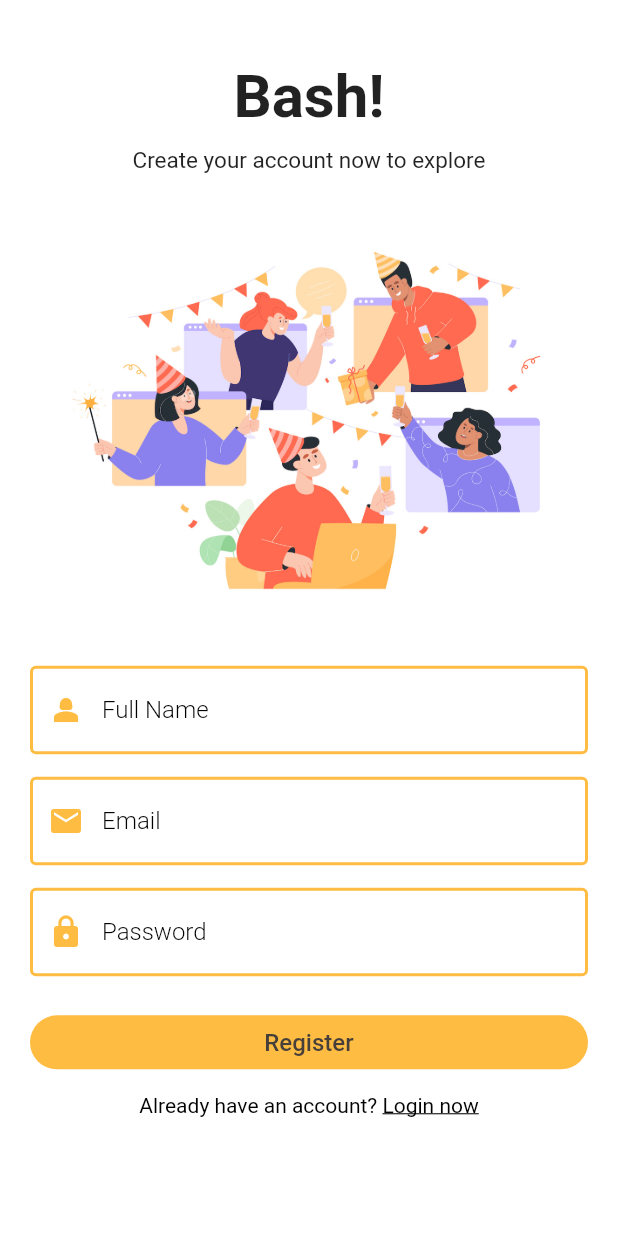
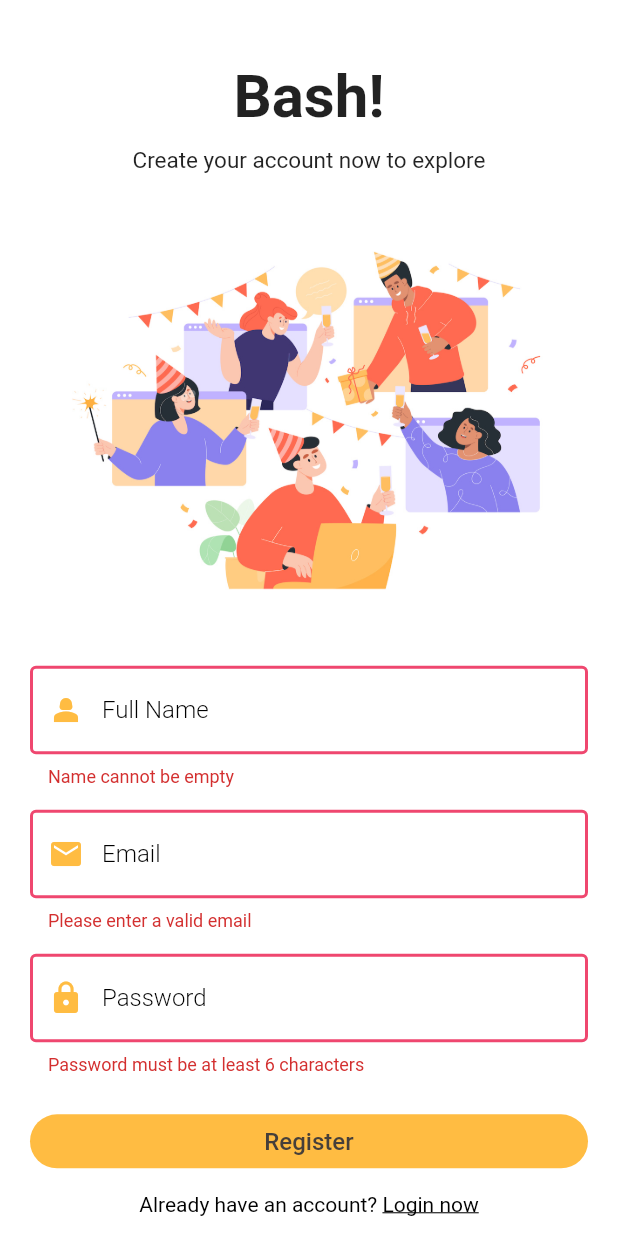
Before and after one commit to xiaoyazz/my_chat_app, a Flutter app: the RegisterPage screen opened directly, scrolled down 39 dp, after a tap on "Register", on a phone screen of 412 x 824 dp. Run offline on Flutter 3.47's test engine with Material 2 defaults, Android fonts, the phone set to English and light mode, and no system bars; our stand-ins replace cloud_firestore, firebase_auth, firebase_core, matcher, shared_preferences; accounts and stored records are empty.

Commit message:
Update login and register page

```diff
--- a/lib/pages/auth/register_page.dart
+++ b/lib/pages/auth/register_page.dart
@@ -1,6 +1,9 @@
 import 'package:flutter/gestures.dart';
 import 'package:flutter/material.dart';
+import 'package:my_chat_app/helper/helper_function.dart';
 import 'package:my_chat_app/pages/auth/login_page.dart';
+import 'package:my_chat_app/pages/home_page.dart';
+import 'package:my_chat_app/service/auth_service.dart';
 import 'package:my_chat_app/widgets/widgets.dart';
 
 class RegisterPage extends StatefulWidget {
@@ -11,10 +14,12 @@
 }
 
 class _RegisterPageState extends State<RegisterPage> {
+  bool _isLoading = false;
   final formKey = GlobalKey<FormState>();
   String email = "";
   String password = "";
   String fullName = "";
+  AuthService authService = AuthService();
 
   @override
   Widget build(BuildContext context) {
@@ -22,9 +27,15 @@
       // appBar: AppBar(
       //   backgroundColor: Theme.of(context).primaryColor,
       // ), // Default color is blue
-      body: SingleChildScrollView(
+      // The body can be a SingleChildScrollView only when the _isloading is done
+      body: _isLoading
+          ? Center(
+              child: CircularProgressIndicator(
+                  color: Theme.of(context).primaryColor))
+          : SingleChildScrollView(
               child: Padding(
-          padding: const EdgeInsets.symmetric(horizontal: 20, vertical: 80),
+                padding:
+                    const EdgeInsets.symmetric(horizontal: 20, vertical: 80),
                 child: Form(
                   key: formKey,
                   child: Column(
@@ -32,12 +43,12 @@
                     crossAxisAlignment: CrossAxisAlignment.center,
                     children: <Widget>[
                       const Text("Bash!",
-                    style:
-                        TextStyle(fontSize: 40, fontWeight: FontWeight.bold)),
+                          style: TextStyle(
+                              fontSize: 40, fontWeight: FontWeight.bold)),
                       const SizedBox(height: 10),
                       const Text("Create your account now to explore",
-                    style:
-                        TextStyle(fontSize: 15, fontWeight: FontWeight.w400)),
+                          style: TextStyle(
+                              fontSize: 15, fontWeight: FontWeight.w400)),
 
                       const SizedBox(height: 40),
 
@@ -100,7 +111,8 @@
 
                       // Enter password
                       TextFormField(
-                  obscureText: true, // Hide the password when user entering
+                        obscureText:
+                            true, // Hide the password when user entering
                         decoration: textInputDecoration.copyWith(
                             labelText: "Password",
                             prefixIcon: Icon(
@@ -141,7 +153,8 @@
                                   borderRadius: BorderRadius.circular(30))),
                           child: const Text(
                             "Register",
-                      style: TextStyle(color: Color(0xFF463f3a), fontSize: 16),
+                            style: TextStyle(
+                                color: Color(0xFF463f3a), fontSize: 16),
                           ),
                           onPressed: () {
                             register();
@@ -162,7 +175,8 @@
                                   nextScreen(context, const LoginPage());
                                 })
                         ],
-                  style: const TextStyle(color: Colors.black, fontSize: 14),
+                        style:
+                            const TextStyle(color: Colors.black, fontSize: 14),
                       )),
                     ],
                   ),
@@ -172,5 +186,27 @@
     );
   }
 
-  register() {}
+  register() async {
+    if (formKey.currentState!.validate()) {
+      setState(() {
+        _isLoading = true;
+      });
+      await authService
+          .registerUserWithEmailAndPassword(fullName, email, password)
+          .then((value) async {
+        if (value == true) {
+          // save the shared preference state
+          await HelperFunctions.saveUserLoggedInStatus(true);
+          await HelperFunctions.saveUserNameSF(fullName);
+          await HelperFunctions.saveUserEmailSF(email);
+          nextScreenReplace(context, const HomePage());
+        } else {
+          showSnackBar(context, Colors.red, value);
+          setState(() {
+            _isLoading = false;
+          });
         }
+      });
+    }
+  }
+}
```
Also changed, not shown: lib/pages/auth/login_page.dart (+57 -11 lines). Lines whose indentation alone changed are shown as unchanged.
